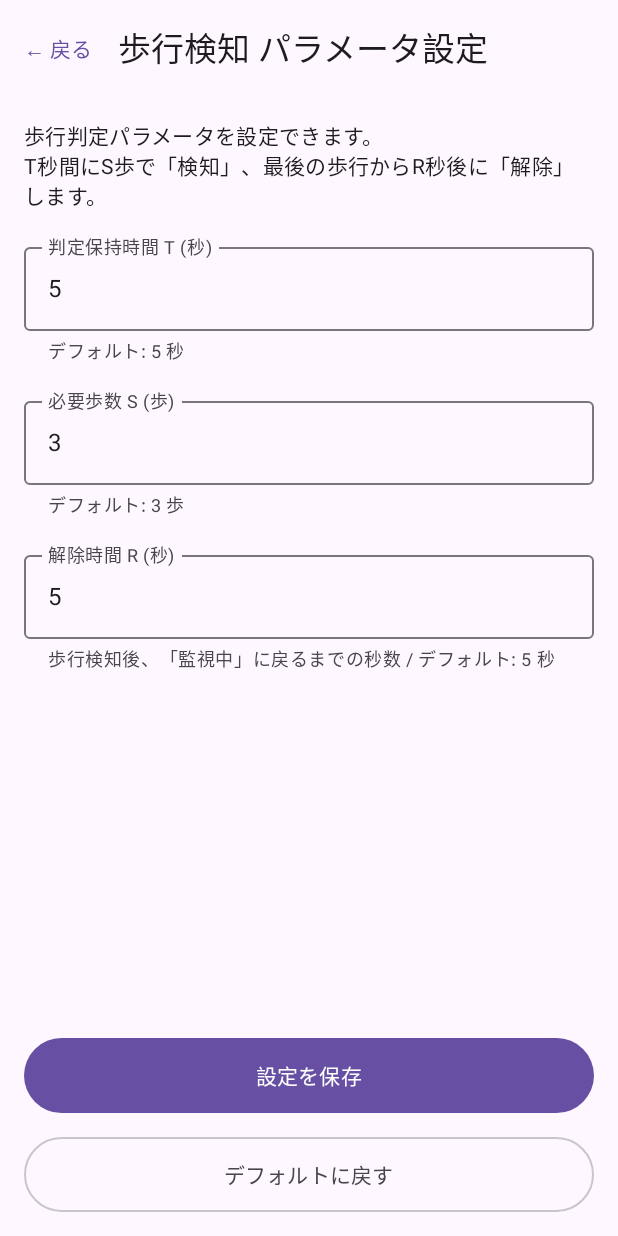
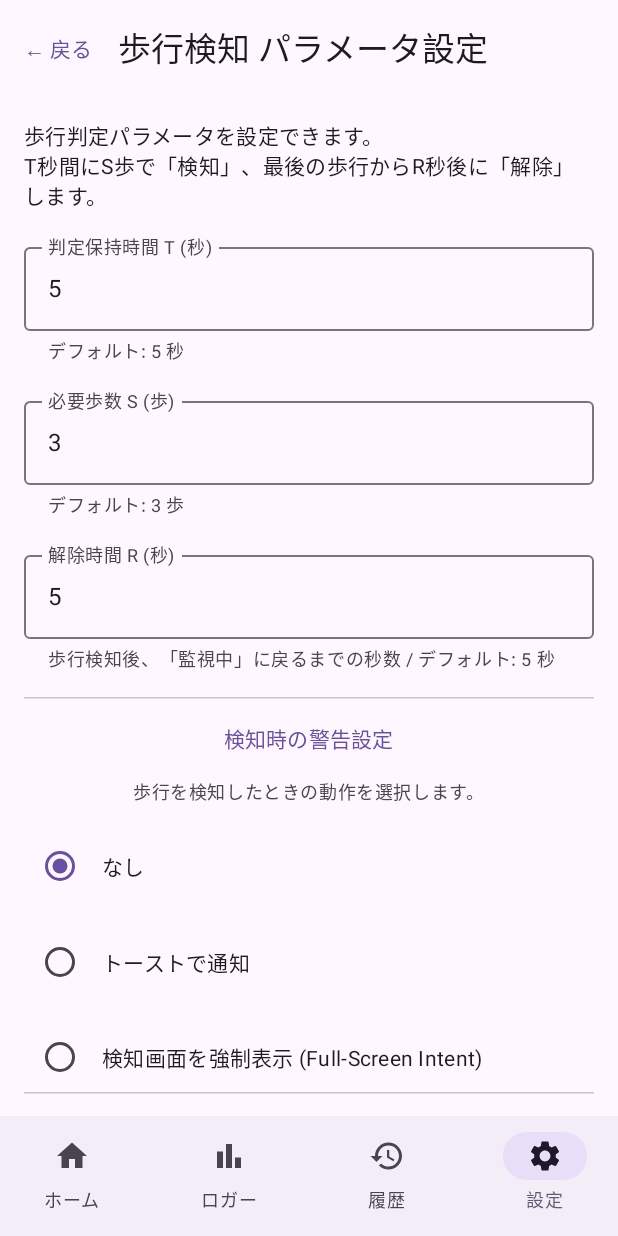
Before and after one commit to Tensan103/walk-tracker-project_20261113, an Android app built with Jetpack Compose: the screen it shows after launch (MainActivity), after a tap on "設定", on a phone screen of 412 x 824 dp. Run offline under Robolectric (Android 15) with nearby library versions, the phone set to English and light mode, and no system bars.

Commit message:
feat: Add walk detection alert with NONE/TOAST/FORCE_FOREGROUND options
歩行検知 (DETECT) 時の警告動作を設定画面から選択できるようにする。
- AlertType enum (NONE/TOAST/FORCE_FOREGROUND) を SensorStateRepository に追加
- SensorTrackingService: DETECT 時に triggerAlert() を呼び出し、
  TOAST はメインスレッドでトースト表示、
  FORCE_FOREGROUND は Full-Screen Intent 付き高優先度通知を発行
- SettingsScreen にラジオボタンで警告種別を切り替えられる UI を追加
- Settings タブを Bottom Navigation に追加
- AndroidManifest に USE_FULL_SCREEN_INTENT 権限を追加

Co-Authored-By: Claude Sonnet 4.6 <noreply@anthropic.com>

```diff
--- a/android-app/app/src/main/AndroidManifest.xml
+++ b/android-app/app/src/main/AndroidManifest.xml
@@ -8,6 +8,8 @@
     <uses-permission android:name="android.permission.FOREGROUND_SERVICE_HEALTH" />
     <!-- Android 13 (API 33) 以降で通知を表示するための権限 -->
     <uses-permission android:name="android.permission.POST_NOTIFICATIONS" />
+    <!-- バックグラウンドからの Full-Screen Intent (前面強制表示) のための権限 -->
+    <uses-permission android:name="android.permission.USE_FULL_SCREEN_INTENT" />
     <application
         android:name=".WalkTrackerApplication"
         android:allowBackup="true"
--- a/android-app/app/src/main/java/com/example/walkdetection_20260818/MainActivity.kt
+++ b/android-app/app/src/main/java/com/example/walkdetection_20260818/MainActivity.kt
@@ -16,6 +16,7 @@ import androidx.compose.material.icons.Icons
 import androidx.compose.material.icons.filled.BarChart
 import androidx.compose.material.icons.filled.History
 import androidx.compose.material.icons.filled.Home
+import androidx.compose.material.icons.filled.Settings
 import androidx.compose.material3.*
 import androidx.compose.runtime.*
 import androidx.compose.ui.Alignment
@@ -141,11 +142,13 @@ fun MainApp() {
     val bottomNavItems = listOf(
         BottomNavItem(NavRoutes.HOME, "ホーム", Icons.Filled.Home),
         BottomNavItem(NavRoutes.LOGGER, "ロガー", Icons.Filled.BarChart),
-        BottomNavItem(NavRoutes.HISTORY, "履歴", Icons.Filled.History)
+        BottomNavItem(NavRoutes.HISTORY, "履歴", Icons.Filled.History),
+        BottomNavItem(NavRoutes.SETTINGS, "設定", Icons.Filled.Settings)
     )
 
-    // Bottom Navigation はホーム・ロガー・履歴のみ表示 (設定画面では非表示)
-    val showBottomBar = currentDestination?.route in listOf(NavRoutes.HOME, NavRoutes.LOGGER, NavRoutes.HISTORY)
+    val showBottomBar = currentDestination?.route in listOf(
+        NavRoutes.HOME, NavRoutes.LOGGER, NavRoutes.HISTORY, NavRoutes.SETTINGS
+    )
 
     Scaffold(
         bottomBar = {
@@ -215,6 +218,8 @@ fun SettingsScreen(onNavigateBack: () -> Unit) {
     var sStepsText by remember { mutableStateOf(SettingsRepository.getSSteps(context).toString()) }
     var rSecText by remember { mutableStateOf(SettingsRepository.getRSec(context).toString()) }
     var errorMessage by remember { mutableStateOf<String?>(null) }
+
+    val alertType by SensorStateRepository.alertType.collectAsState()
 
     fun save() {
         val parsedTSec = tSecText.toIntOrNull()
@@ -325,6 +330,44 @@ fun SettingsScreen(onNavigateBack: () -> Unit) {
                 )
             }
 
+            HorizontalDivider()
+
+            Text(
+                text = "検知時の警告設定",
+                style = MaterialTheme.typography.titleSmall,
+                color = MaterialTheme.colorScheme.primary
+            )
+            Text(
+                text = "歩行を検知したときの動作を選択します。",
+                style = MaterialTheme.typography.bodySmall,
+                color = MaterialTheme.colorScheme.onSurfaceVariant
+            )
+
+            val alertOptions = listOf(
+                AlertType.NONE to "なし",
+                AlertType.TOAST to "トーストで通知",
+                AlertType.FORCE_FOREGROUND to "検知画面を強制表示 (Full-Screen Intent)"
+            )
+            alertOptions.forEach { (type, label) ->
+                Row(
+                    modifier = Modifier
+                        .fillMaxWidth(),
+                    verticalAlignment = Alignment.CenterVertically
+                ) {
+                    RadioButton(
+                        selected = alertType == type,
+                        onClick = { SensorStateRepository.updateAlertType(type) }
+                    )
+                    Text(
+                        text = label,
+                        style = MaterialTheme.typography.bodyMedium,
+                        modifier = Modifier.padding(start = 4.dp)
+                    )
+                }
+            }
+
+            HorizontalDivider()
+
             Spacer(modifier = Modifier.weight(1f))
 
             Button(
--- a/android-app/app/src/main/java/com/example/walkdetection_20260818/SensorStateRepository.kt
+++ b/android-app/app/src/main/java/com/example/walkdetection_20260818/SensorStateRepository.kt
@@ -3,6 +3,16 @@ package com.example.walkdetection_20260818
 import kotlinx.coroutines.flow.MutableStateFlow
 import kotlinx.coroutines.flow.StateFlow
 import kotlinx.coroutines.flow.asStateFlow
+
+/** 歩行検知時の警告動作の種別 */
+enum class AlertType {
+    /** 何もしない */
+    NONE,
+    /** トースト通知 */
+    TOAST,
+    /** Full-Screen Intent でアプリを前面に強制表示 */
+    FORCE_FOREGROUND
+}
 
 /**
  * 1件の歩行検知セッションを表すデータクラス。
@@ -54,6 +64,10 @@ object SensorStateRepository {
     private val _walkHistory = MutableStateFlow<List<WalkHistoryItem>>(emptyList())
     val walkHistory: StateFlow<List<WalkHistoryItem>> = _walkHistory.asStateFlow()
 
+    // --- 歩行検知時の警告設定 (インメモリのみ、アプリ終了でリセット) ---
+    private val _alertType = MutableStateFlow(AlertType.NONE)
+    val alertType: StateFlow<AlertType> = _alertType.asStateFlow()
+
     fun updateAccel(values: FloatArray) {
         _accelValues.value = values.clone()
     }
@@ -82,6 +96,10 @@ object SensorStateRepository {
         _walkHistory.value = listOf(item) + _walkHistory.value
     }
 
+    fun updateAlertType(type: AlertType) {
+        _alertType.value = type
+    }
+
     /**
      * サービス開始時に呼び出し、センサー値・歩数・歩行状態をリセットする。
      * 履歴 (walkHistory) はリセットしない（プロセスが続く限り蓄積）。
```
Also changed, not shown: android-app/app/src/main/java/com/example/walkdetection_20260818/SensorTrackingService.kt (+72 -8 lines), 1 other file.
